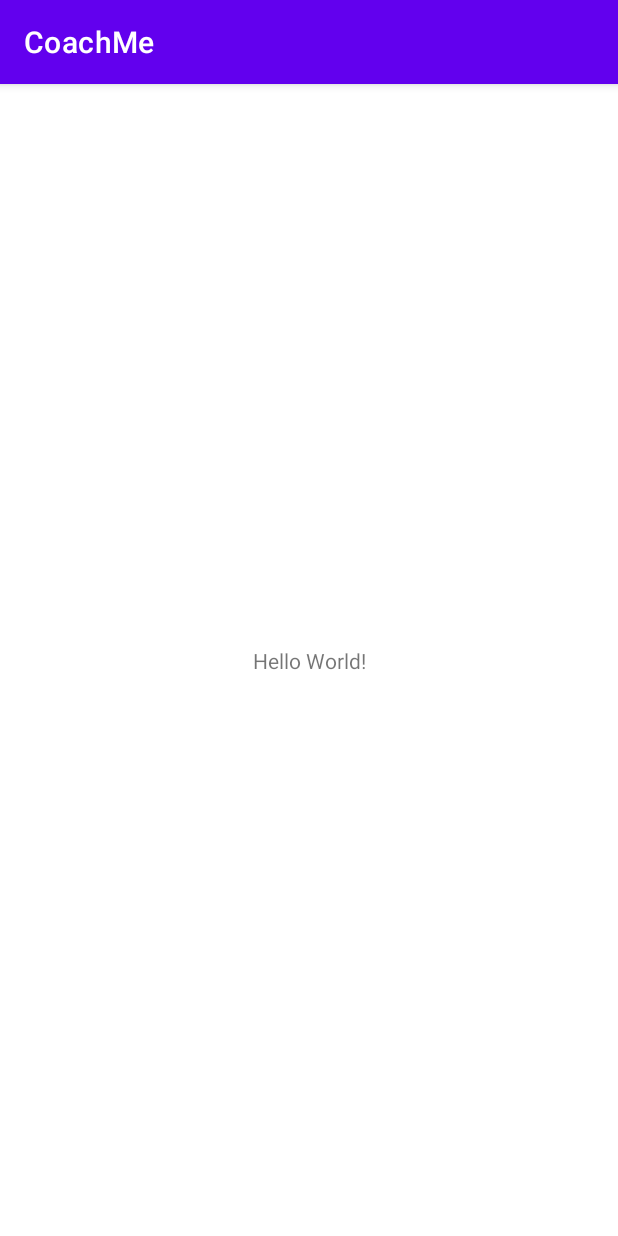
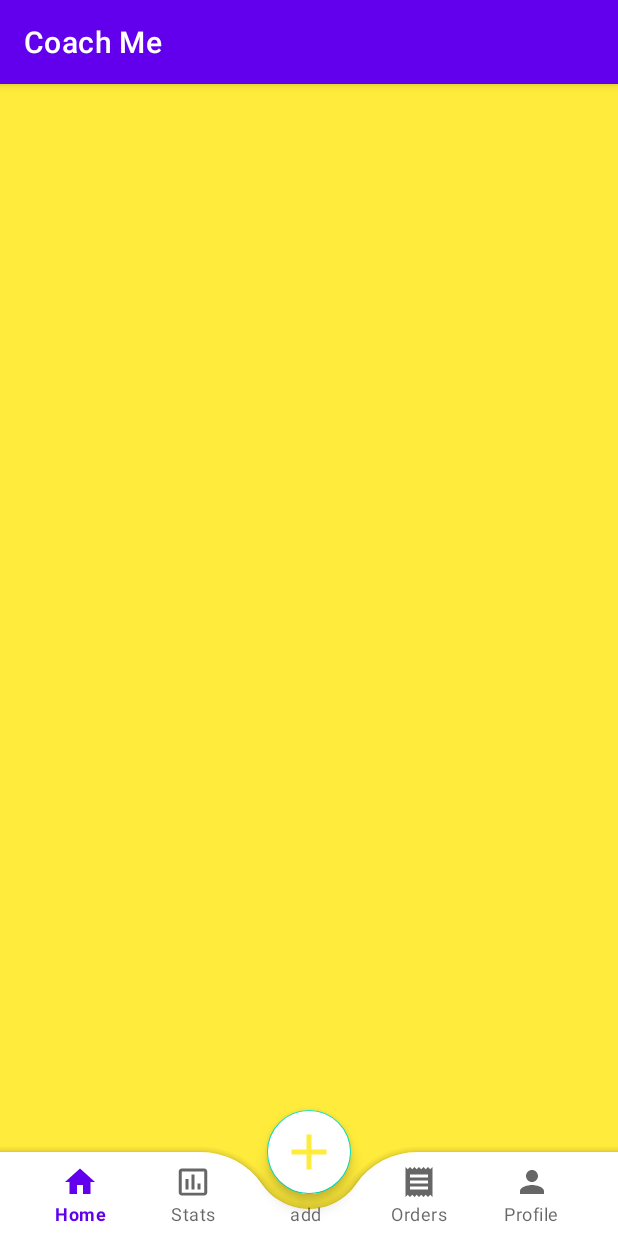
Before and after one commit to Andr3aBlanco/W23_G3_CoachMe, an Android app: the screen it shows after launch (MainActivity), on a phone screen of 412 x 824 dp. Run offline under Robolectric (Android 15) with nearby library versions, the phone set to English and light mode, and no system bars.

Commit message:
feat: bottom navigation bar; test commit fragments fro home, orders, profile, stats

```diff
--- a/app/build.gradle
+++ b/app/build.gradle
@@ -26,6 +26,10 @@ android {
         sourceCompatibility JavaVersion.VERSION_1_8
         targetCompatibility JavaVersion.VERSION_1_8
     }
+
+    buildFeatures{
+        viewBinding true
+    }
 }
 
 dependencies {
--- /dev/null
+++ b/app/src/main/res/drawable/baseline_add_24.xml
@@ -0,0 +1,5 @@
+<vector android:height="24dp" android:tint="#000000"
+    android:viewportHeight="24" android:viewportWidth="24"
+    android:width="24dp" xmlns:android="http://schemas.android.com/apk/res/android">
+    <path android:fillColor="@android:color/white" android:pathData="M19,13h-6v6h-2v-6H5v-2h6V5h2v6h6v2z"/>
+</vector>
--- /dev/null
+++ b/app/src/main/res/drawable/baseline_home_24.xml
@@ -0,0 +1,5 @@
+<vector android:height="24dp" android:tint="#000000"
+    android:viewportHeight="24" android:viewportWidth="24"
+    android:width="24dp" xmlns:android="http://schemas.android.com/apk/res/android">
+    <path android:fillColor="@android:color/white" android:pathData="M10,20v-6h4v6h5v-8h3L12,3 2,12h3v8z"/>
+</vector>
--- /dev/null
+++ b/app/src/main/res/drawable/baseline_insert_chart_outlined_24.xml
@@ -0,0 +1,5 @@
+<vector android:height="24dp" android:tint="#000000"
+    android:viewportHeight="24" android:viewportWidth="24"
+    android:width="24dp" xmlns:android="http://schemas.android.com/apk/res/android">
+    <path android:fillColor="@android:color/white" android:pathData="M9,17L7,17v-7h2v7zM13,17h-2L11,7h2v10zM17,17h-2v-4h2v4zM19.5,19.1h-15L4.5,5h15v14.1zM19.5,3h-15c-1.1,0 -2,0.9 -2,2v14c0,1.1 0.9,2 2,2h15c1.1,0 2,-0.9 2,-2L21.5,5c0,-1.1 -0.9,-2 -2,-2z"/>
+</vector>
--- /dev/null
+++ b/app/src/main/res/drawable/baseline_person_24.xml
@@ -0,0 +1,5 @@
+<vector android:height="24dp" android:tint="#000000"
+    android:viewportHeight="24" android:viewportWidth="24"
+    android:width="24dp" xmlns:android="http://schemas.android.com/apk/res/android">
+    <path android:fillColor="@android:color/white" android:pathData="M12,12c2.21,0 4,-1.79 4,-4s-1.79,-4 -4,-4 -4,1.79 -4,4 1.79,4 4,4zM12,14c-2.67,0 -8,1.34 -8,4v2h16v-2c0,-2.66 -5.33,-4 -8,-4z"/>
+</vector>
--- /dev/null
+++ b/app/src/main/res/drawable/baseline_receipt_24.xml
@@ -0,0 +1,5 @@
+<vector android:height="24dp" android:tint="#000000"
+    android:viewportHeight="24" android:viewportWidth="24"
+    android:width="24dp" xmlns:android="http://schemas.android.com/apk/res/android">
+    <path android:fillColor="@android:color/white" android:pathData="M18,17L6,17v-2h12v2zM18,13L6,13v-2h12v2zM18,9L6,9L6,7h12v2zM3,22l1.5,-1.5L6,22l1.5,-1.5L9,22l1.5,-1.5L12,22l1.5,-1.5L15,22l1.5,-1.5L18,22l1.5,-1.5L21,22L21,2l-1.5,1.5L18,2l-1.5,1.5L15,2l-1.5,1.5L12,2l-1.5,1.5L9,2 7.5,3.5 6,2 4.5,3.5 3,2v20z"/>
+</vector>
--- a/app/src/main/res/layout/activity_main.xml
+++ b/app/src/main/res/layout/activity_main.xml
@@ -1,18 +1,47 @@
 <?xml version="1.0" encoding="utf-8"?>
-<androidx.constraintlayout.widget.ConstraintLayout xmlns:android="http://schemas.android.com/apk/res/android"
+<androidx.coordinatorlayout.widget.CoordinatorLayout xmlns:android="http://schemas.android.com/apk/res/android"
     xmlns:app="http://schemas.android.com/apk/res-auto"
     xmlns:tools="http://schemas.android.com/tools"
     android:layout_width="match_parent"
     android:layout_height="match_parent"
+    android:background="@color/barColor"
     tools:context=".MainActivity">
 
-    <TextView
+    <FrameLayout
+        android:layout_width="match_parent"
+        android:layout_height="match_parent"
+        android:id="@+id/barFrame" />
+
+    <com.google.android.material.bottomappbar.BottomAppBar
+        android:layout_width="match_parent"
+        android:layout_height="wrap_content"
+        android:id="@+id/bottomNavBarWrapper"
+        android:layout_gravity="bottom"
+        android:background="@color/white"
+        app:fabCradleMargin="10dp"
+        app:fabCradleRoundedCornerRadius="50dp">
+
+
+        <com.google.android.material.bottomnavigation.BottomNavigationView
+            android:layout_width="wrap_content"
+            android:layout_height="wrap_content"
+            android:id="@+id/bottomNavigationView"
+            android:layout_marginEnd="20dp"
+            app:labelVisibilityMode="labeled"
+            android:background="@android:color/transparent"
+            app:menu="@menu/bottom_nav_menu"/>
+
+    </com.google.android.material.bottomappbar.BottomAppBar>
+
+    <com.google.android.material.floatingactionbutton.FloatingActionButton
         android:layout_width="wrap_content"
         android:layout_height="wrap_content"
-        android:text="Hello World!"
-        app:layout_constraintBottom_toBottomOf="parent"
-        app:layout_constraintEnd_toEndOf="parent"
-        app:layout_constraintStart_toStartOf="parent"
-        app:layout_constraintTop_toTopOf="parent" />
+        android:backgroundTint="@color/white"
+        android:src="@drawable/baseline_add_24"
+        app:layout_anchor="@id/bottomNavBarWrapper"
+        app:maxImageSize="40dp"
+        app:tint="@color/barColor"
+        android:id="@+id/floatingAdd"
+        android:contentDescription="@string/navBarAddButton" />
 
-</androidx.constraintlayout.widget.ConstraintLayout>
+</androidx.coordinatorlayout.widget.CoordinatorLayout>
--- /dev/null
+++ b/app/src/main/res/menu/bottom_nav_menu.xml
@@ -0,0 +1,20 @@
+<?xml version="1.0" encoding="utf-8"?>
+<menu xmlns:android="http://schemas.android.com/apk/res/android">
+
+    <item android:title="@string/homeTitle"
+        android:id="@+id/menu_home"
+        android:icon="@drawable/baseline_home_24"/>
+    <item android:title="@string/statsTitle"
+        android:id="@+id/menu_stats"
+        android:icon="@drawable/baseline_insert_chart_outlined_24"/>
+    <item android:title="@string/addTitle"
+        android:id="@+id/menu_add"
+        android:icon="@drawable/baseline_add_24"/>
+    <item android:title="@string/ordersTitle"
+        android:id="@+id/menu_orders"
+        android:icon="@drawable/baseline_receipt_24"/>
+    <item android:title="@string/profileTitle"
+        android:id="@+id/menu_profile"
+        android:icon="@drawable/baseline_person_24"/>
+
+</menu>
--- a/app/src/main/res/values/colors.xml
+++ b/app/src/main/res/values/colors.xml
@@ -7,4 +7,5 @@
     <color name="teal_700">#FF018786</color>
     <color name="black">#FF000000</color>
     <color name="white">#FFFFFFFF</color>
+    <color name="barColor">#FFEB3B</color>
 </resources>
--- a/app/src/main/res/values/strings.xml
+++ b/app/src/main/res/values/strings.xml
@@ -1,3 +1,11 @@
 <resources>
-    <string name="app_name">CoachMe</string>
+    <string name="app_name">Coach Me</string>
+    <string name="statsTitle">Stats</string>
+    <string name="homeTitle">Home</string>
+    <string name="ordersTitle">Orders</string>
+    <string name="profileTitle">Profile</string>
+    <string name="addTitle">add</string>
+    <string name="navBarAddButton">addWorkout</string>
+    <!-- TODO: Remove or change this placeholder text -->
+    <string name="hello_blank_fragment">Hello blank fragment</string>
 </resources>
```
Also changed, not shown: app/src/main/java/com/bawp/coachme/HomeFragment.java (added, +59 -0 lines), app/src/main/java/com/bawp/coachme/MainActivity.java (+58 -2 lines), app/src/main/java/com/bawp/coachme/OrdersFragment.java (added, +59 -0 lines), app/src/main/java/com/bawp/coachme/ProfileFragment.java (added, +59 -0 lines), app/src/main/java/com/bawp/coachme/StatsFragment.java (added, +59 -0 lines), app/src/main/res/layout/fragment_home.xml (added, +11 -0 lines), app/src/main/res/layout/fragment_orders.xml (added, +11 -0 lines), app/src/main/res/layout/fragment_profile.xml (added, +10 -0 lines), app/src/main/res/layout/fragment_stats.xml (added, +11 -0 lines).
